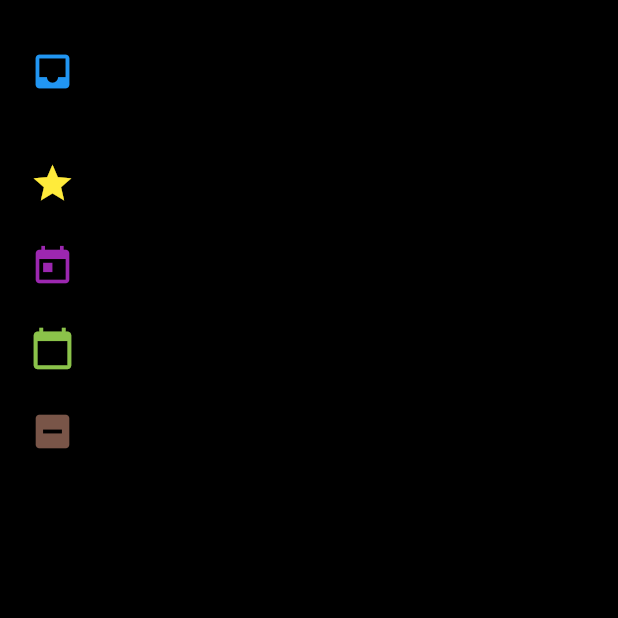
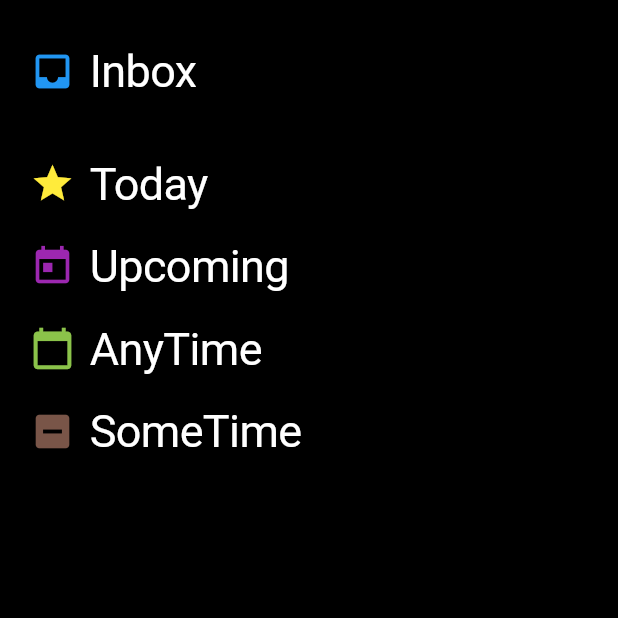
Before and after one commit to Great-TODO-dev/Great-TODO, a Flutter app: the screen it shows after launch, on a phone screen of 412 x 824 dp, the top half of it. Run offline on Flutter 3.47's test engine with Material 2 defaults, Android fonts, the light colour scheme and no system bars.

Commit message:
Немного починил отображение

```diff
--- a/mobile_app/lib/HomePage/InboxSection.dart
+++ b/mobile_app/lib/HomePage/InboxSection.dart
@@ -39,7 +39,7 @@ class _InboxSectionState extends State<InboxSection> {
                     margin: EdgeInsets.only(left: 10.0),
                     child: Text(
                       sectionName,
-                      style: TextStyle(fontSize: 30),
+                      style: TextStyle(fontSize: 30, color: Colors.white),
                     ),
                   )
                 ],
--- a/mobile_app/lib/HomePage/section.dart
+++ b/mobile_app/lib/HomePage/section.dart
@@ -30,7 +30,7 @@ class Section extends StatelessWidget {
                   margin: EdgeInsets.only(left: 10.0),
                   child: Text(
                     name,
-                    style: TextStyle(fontSize: 30),
+                    style: TextStyle(fontSize: 30, color: Colors.white),
                   ),
                 )
               ],
--- a/mobile_app/lib/main.dart
+++ b/mobile_app/lib/main.dart
@@ -8,8 +8,9 @@ void main() {
   MainStore mainStore = MainStore();
   runApp(CupertinoApp(
     color: Colors.grey,
-    theme: CupertinoThemeData(
-        textTheme: CupertinoTextThemeData(brightness: Brightness.dark)),
+    theme: MaterialBasedCupertinoThemeData(
+        materialTheme:
+            ThemeData(fontFamily: 'Montserrat', primaryColor: Colors.white)),
     initialRoute: '/',
     routes: {
       '/': (context) => HomePage(),
```
Also changed, not shown: mobile_app/lib/Task/Task.dart (+7 -7 lines), mobile_app/lib/Models/Task.dart (added).
